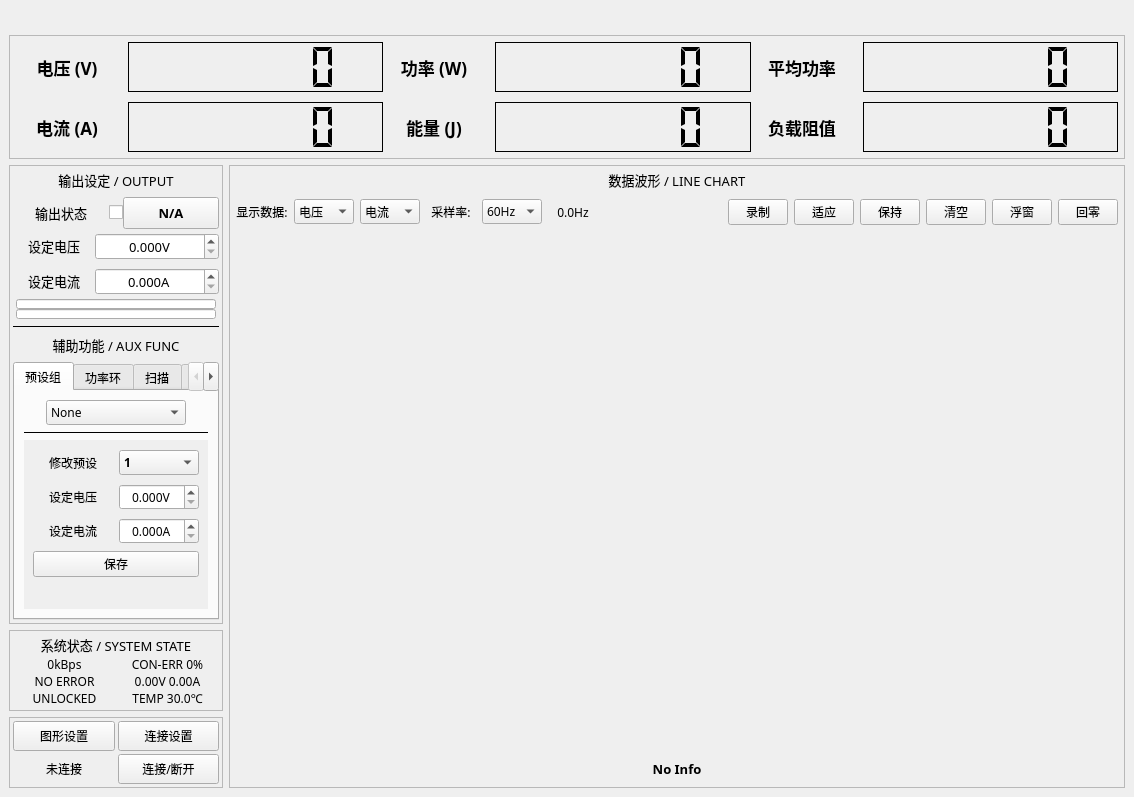
Above: gui_source/mdp_gui_template/mainwindow.ui from ElluIFX/DP100-PyQt5-GUI before the change. Below: the same form after it.
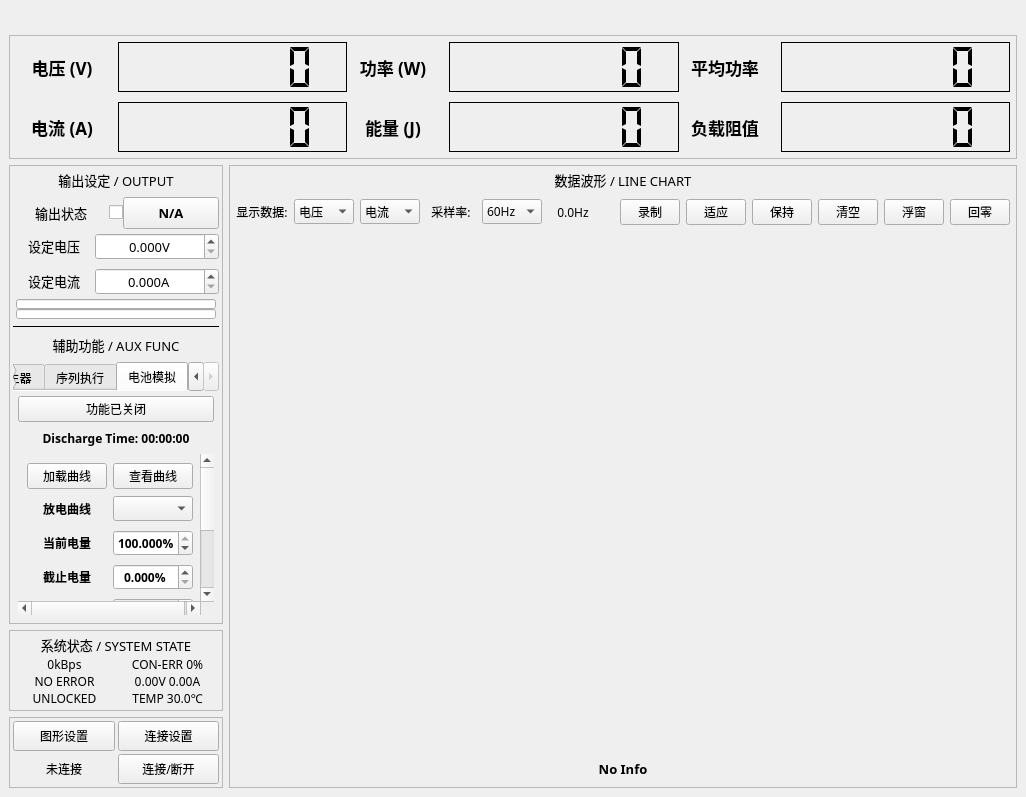
That is the form after the change. The open tabs and pages were chosen to show the change. Custom widgets are drawn as their Qt base class.

The edit to the form file:
```diff
--- a/gui_source/mdp_gui_template/mainwindow.ui
+++ b/gui_source/mdp_gui_template/mainwindow.ui
@@ -6,7 +6,7 @@
    <rect>
     <x>0</x>
     <y>0</y>
-    <width>1134</width>
+    <width>1026</width>
     <height>797</height>
    </rect>
   </property>
@@ -993,20 +993,47 @@
                <property name="currentIndex">
                 <number>0</number>
                </property>
+               <property name="iconSize">
+                <size>
+                 <width>16</width>
+                 <height>16</height>
+                </size>
+               </property>
                <property name="elideMode">
                 <enum>Qt::ElideNone</enum>
                </property>
+               <property name="usesScrollButtons">
+                <bool>true</bool>
+               </property>
                <property name="documentMode">
-                <bool>false</bool>
+                <bool>true</bool>
                </property>
                <property name="tabsClosable">
                 <bool>false</bool>
                </property>
+               <property name="movable">
+                <bool>true</bool>
+               </property>
+               <property name="tabBarAutoHide">
+                <bool>false</bool>
+               </property>
                <widget class="QWidget" name="tabPreset">
                 <attribute name="title">
                  <string>预设组</string>
                 </attribute>
                 <layout class="QVBoxLayout" name="verticalLayout_21">
+                 <property name="leftMargin">
+                  <number>5</number>
+                 </property>
+                 <property name="topMargin">
+                  <number>5</number>
+                 </property>
+                 <property name="rightMargin">
+                  <number>5</number>
+                 </property>
+                 <property name="bottomMargin">
+                  <number>5</number>
+                 </property>
                  <item>
                   <layout class="QHBoxLayout" name="horizontalLayout_32" stretch="2">
                    <property name="leftMargin">
@@ -1121,7 +1148,7 @@
                      <rect>
                       <x>0</x>
                       <y>0</y>
-                      <width>165</width>
+                      <width>179</width>
                       <height>155</height>
                      </rect>
                     </property>
@@ -1385,7 +1412,7 @@
                </widget>
                <widget class="QWidget" name="tabPower">
                 <attribute name="title">
-                 <string>功率环</string>
+                 <string>功率闭环</string>
                 </attribute>
                 <layout class="QVBoxLayout" name="verticalLayout_5">
                  <property name="spacing">
@@ -1710,7 +1737,7 @@
                </widget>
                <widget class="QWidget" name="tabSweep">
                 <attribute name="title">
-                 <string>扫描</string>
+                 <string>直流扫描</string>
                 </attribute>
                 <layout class="QVBoxLayout" name="verticalLayout_9">
                  <property name="spacing">
@@ -2176,7 +2203,7 @@
                </widget>
                <widget class="QWidget" name="tabWaveGen">
                 <attribute name="title">
-                 <string>函数</string>
+                 <string>函数发生器</string>
                 </attribute>
                 <layout class="QVBoxLayout" name="verticalLayout_10">
                  <property name="spacing">
@@ -2571,7 +2598,7 @@
                </widget>
                <widget class="QWidget" name="tabSeq">
                 <attribute name="title">
-                 <string>序列</string>
+                 <string>序列执行</string>
                 </attribute>
                 <layout class="QVBoxLayout" name="verticalLayout_22">
                  <item>
@@ -2924,6 +2951,576 @@
                  </item>
                 </layout>
                </widget>
+               <widget class="QWidget" name="tabBat">
+                <attribute name="title">
+                 <string>电池模拟</string>
+                </attribute>
+                <layout class="QVBoxLayout" name="verticalLayout_26">
+                 <property name="spacing">
+                  <number>4</number>
+                 </property>
+                 <property name="leftMargin">
+                  <number>5</number>
+                 </property>
+                 <property name="topMargin">
+                  <number>5</number>
+                 </property>
+                 <property name="rightMargin">
+                  <number>5</number>
+                 </property>
+                 <property name="bottomMargin">
+                  <number>5</number>
+                 </property>
+                 <item>
+                  <widget class="QPushButton" name="btnBatSim">
+                   <property name="text">
+                    <string>功能已关闭</string>
+                   </property>
+                  </widget>
+                 </item>
+                 <item>
+                  <layout class="QHBoxLayout" name="horizontalLayout_47" stretch="2">
+                   <item>
+                    <widget class="QLabel" name="labelBatSimTime">
+                     <property name="minimumSize">
+                      <size>
+                       <width>0</width>
+                       <height>24</height>
+                      </size>
+                     </property>
+                     <property name="font">
+                      <font>
+                       <family>Sarasa Fixed SC SemiBold</family>
+                       <bold>true</bold>
+                      </font>
+                     </property>
+                     <property name="text">
+                      <string>Discharge Time: 00:00:00</string>
+                     </property>
+                     <property name="alignment">
+                      <set>Qt::AlignCenter</set>
+                     </property>
+                     <property name="margin">
+                      <number>6</number>
+                     </property>
+                    </widget>
+                   </item>
+                  </layout>
+                 </item>
+                 <item>
+                  <widget class="QScrollArea" name="scrollAreaBatSim">
+                   <property name="frameShape">
+                    <enum>QFrame::NoFrame</enum>
+                   </property>
+                   <property name="widgetResizable">
+                    <bool>true</bool>
+                   </property>
+                   <widget class="QWidget" name="scrollAreaWidgetContents_5">
+                    <property name="geometry">
+                     <rect>
+                      <x>0</x>
+                      <y>0</y>
+                      <width>179</width>
+                      <height>301</height>
+                     </rect>
+                    </property>
+                    <layout class="QVBoxLayout" name="verticalLayout_25">
+                     <item>
+                      <layout class="QHBoxLayout" name="horizontalLayout_48" stretch="1,2">
+                       <item>
+                        <widget class="QPushButton" name="btnBatSimLoad">
+                         <property name="text">
+                          <string>加载曲线</string>
+                         </property>
+                        </widget>
+                       </item>
+                       <item>
+                        <widget class="QPushButton" name="btnBatSimPreview">
+                         <property name="text">
+                          <string>查看曲线</string>
+                         </property>
+                        </widget>
+                       </item>
+                      </layout>
+                     </item>
+                     <item>
+                      <layout class="QHBoxLayout" name="horizontalLayout_42" stretch="1,2">
+                       <item>
+                        <widget class="QLabel" name="label_32">
+                         <property name="minimumSize">
+                          <size>
+                           <width>0</width>
+                           <height>28</height>
+                          </size>
+                         </property>
+                         <property name="font">
+                          <font>
+                           <family>Sarasa Fixed SC SemiBold</family>
+                           <bold>true</bold>
+                          </font>
+                         </property>
+                         <property name="text">
+                          <string>放电曲线</string>
+                         </property>
+                         <property name="alignment">
+                          <set>Qt::AlignCenter</set>
+                         </property>
+                         <property name="margin">
+                          <number>6</number>
+                         </property>
+                        </widget>
+                       </item>
+                       <item>
+                        <widget class="QComboBox" name="comboBatSimCurve">
+                         <property name="maximumSize">
+                          <size>
+                           <width>80</width>
+                           <height>16777215</height>
+                          </size>
+                         </property>
+                         <property name="font">
+                          <font>
+                           <family>Sarasa Fixed SC SemiBold</family>
+                           <bold>true</bold>
+                          </font>
+                         </property>
+                        </widget>
+                       </item>
+                      </layout>
+                     </item>
+                     <item>
+                      <layout class="QHBoxLayout" name="horizontalLayout_44" stretch="1,2">
+                       <item>
+                        <widget class="QLabel" name="label_35">
+                         <property name="minimumSize">
+                          <size>
+                           <width>0</width>
+                           <height>28</height>
+                          </size>
+                         </property>
+                         <property name="font">
+                          <font>
+                           <family>Sarasa Fixed SC SemiBold</family>
+                           <bold>true</bold>
+                          </font>
+                         </property>
+                         <property name="text">
+                          <string>当前电量</string>
+                         </property>
+                         <property name="alignment">
+                          <set>Qt::AlignCenter</set>
+                         </property>
+                         <property name="margin">
+                          <number>6</number>
+                         </property>
+                        </widget>
+                       </item>
+                       <item>
+                        <widget class="QDoubleSpinBox" name="spinBoxBatSimCurrent">
+                         <property name="maximumSize">
+                          <size>
+                           <width>80</width>
+                           <height>16777215</height>
+                          </size>
+                         </property>
+                         <property name="font">
+                          <font>
+                           <family>Sarasa Fixed SC SemiBold</family>
+                           <bold>true</bold>
+                          </font>
+                         </property>
+                         <property name="alignment">
+                          <set>Qt::AlignCenter</set>
+                         </property>
+                         <property name="suffix">
+                          <string>%</string>
+                         </property>
+                         <property name="decimals">
+                          <number>3</number>
+                         </property>
+                         <property name="minimum">
+                          <double>0.000000000000000</double>
+                         </property>
+                         <property name="maximum">
+                          <double>100.000000000000000</double>
+                         </property>
+                         <property name="singleStep">
+                          <double>0.100000000000000</double>
+                         </property>
+                         <property name="stepType">
+                          <enum>QAbstractSpinBox::AdaptiveDecimalStepType</enum>
+                         </property>
+                         <property name="value">
+                          <double>100.000000000000000</double>
+                         </property>
+                        </widget>
+                       </item>
+                      </layout>
+                     </item>
+                     <item>
+                      <layout class="QHBoxLayout" name="horizontalLayout_45" stretch="1,2">
+                       <item>
+                        <widget class="QLabel" name="label_37">
+                         <property name="minimumSize">
+                          <size>
+                           <width>0</width>
+                           <height>28</height>
+                          </size>
+                         </property>
+                         <property name="font">
+                          <font>
+                           <family>Sarasa Fixed SC SemiBold</family>
+                           <bold>true</bold>
+                          </font>
+                         </property>
+                         <property name="text">
+                          <string>截止电量</string>
+                         </property>
+                         <property name="alignment">
+                          <set>Qt::AlignCenter</set>
+                         </property>
+                         <property name="margin">
+                          <number>6</number>
+                         </property>
+                        </widget>
+                       </item>
+                       <item>
+                        <widget class="QDoubleSpinBox" name="spinBoxBatSimStop">
+                         <property name="maximumSize">
+                          <size>
+                           <width>80</width>
+                           <height>16777215</height>
+                          </size>
+                         </property>
+                         <property name="font">
+                          <font>
+                           <family>Sarasa Fixed SC SemiBold</family>
+                           <bold>true</bold>
+                          </font>
+                         </property>
+                         <property name="alignment">
+                          <set>Qt::AlignCenter</set>
+                         </property>
+                         <property name="suffix">
+                          <string>%</string>
+                         </property>
+                         <property name="decimals">
+                          <number>3</number>
+                         </property>
+                         <property name="minimum">
+                          <double>0.000000000000000</double>
+                         </property>
+                         <property name="maximum">
+                          <double>100.000000000000000</double>
+                         </property>
+                         <property name="singleStep">
+                          <double>0.100000000000000</double>
+                         </property>
+                         <property name="stepType">
+                          <enum>QAbstractSpinBox::AdaptiveDecimalStepType</enum>
+                         </property>
+                         <property name="value">
+                          <double>0.000000000000000</double>
+                         </property>
+                        </widget>
+                       </item>
+                      </layout>
+                     </item>
+                     <item>
+                      <layout class="QHBoxLayout" name="horizontalLayout_43" stretch="1,2">
+                       <item>
+                        <widget class="QLabel" name="label_33">
+                         <property name="minimumSize">
+                          <size>
+                           <width>0</width>
+                           <height>28</height>
+                          </size>
+                         </property>
+                         <property name="font">
+                          <font>
+                           <family>Sarasa Fixed SC SemiBold</family>
+                           <bold>true</bold>
+                          </font>
+                         </property>
+                         <property name="text">
+                          <string>单节容量</string>
+                         </property>
+                         <property name="alignment">
+                          <set>Qt::AlignCenter</set>
+                         </property>
+                         <property name="margin">
+                          <number>6</number>
+                         </property>
+                        </widget>
+                       </item>
+                       <item>
+                        <widget class="QDoubleSpinBox" name="spinBoxBatSimCap">
+                         <property name="maximumSize">
+                          <size>
+                           <width>80</width>
+                           <height>16777215</height>
+                          </size>
+                         </property>
+                         <property name="font">
+                          <font>
+                           <family>Sarasa Fixed SC SemiBold</family>
+                           <bold>true</bold>
+                          </font>
+                         </property>
+                         <property name="alignment">
+                          <set>Qt::AlignCenter</set>
+                         </property>
+                         <property name="suffix">
+                          <string>Wh</string>
+                         </property>
+                         <property name="decimals">
+                          <number>3</number>
+                         </property>
+                         <property name="minimum">
+                          <double>0.000000000000000</double>
+                         </property>
+                         <property name="maximum">
+                          <double>999.000000000000000</double>
+                         </property>
+                         <property name="singleStep">
+                          <double>0.100000000000000</double>
+                         </property>
+                         <property name="stepType">
+                          <enum>QAbstractSpinBox::AdaptiveDecimalStepType</enum>
+                         </property>
+                         <property name="value">
+                          <double>10.000000000000000</double>
+                         </property>
+                        </widget>
+                       </item>
+                      </layout>
+                     </item>
+                     <item>
+                      <layout class="QHBoxLayout" name="horizontalLayout_49" stretch="1,2">
+                       <item>
+                        <widget class="QLabel" name="label_40">
+                         <property name="minimumSize">
+                          <size>
+                           <width>0</width>
+                           <height>28</height>
+                          </size>
+                         </property>
+                         <property name="font">
+                          <font>
+                           <family>Sarasa Fixed SC SemiBold</family>
+                           <bold>true</bold>
+                          </font>
+                         </property>
+                         <property name="text">
+                          <string>单节内阻</string>
+                         </property>
+                         <property name="alignment">
+                          <set>Qt::AlignCenter</set>
+                         </property>
+                         <property name="margin">
+                          <number>6</number>
+                         </property>
+                        </widget>
+                       </item>
+                       <item>
+                        <widget class="QDoubleSpinBox" name="spinBoxBatSimRes">
+                         <property name="maximumSize">
+                          <size>
+                           <width>80</width>
+                           <height>16777215</height>
+                          </size>
+                         </property>
+                         <property name="font">
+                          <font>
+                           <family>Sarasa Fixed SC SemiBold</family>
+                           <bold>true</bold>
+                          </font>
+                         </property>
+                         <property name="alignment">
+                          <set>Qt::AlignCenter</set>
+                         </property>
+                         <property name="suffix">
+                          <string>mΩ</string>
+                         </property>
+                         <property name="decimals">
+                          <number>2</number>
+                         </property>
+                         <property name="minimum">
+                          <double>0.000000000000000</double>
+                         </property>
+                         <property name="maximum">
+                          <double>1000.000000000000000</double>
+                         </property>
+                         <property name="singleStep">
+                          <double>0.100000000000000</double>
+                         </property>
+                         <property name="stepType">
+                          <enum>QAbstractSpinBox::AdaptiveDecimalStepType</enum>
+                         </property>
+                         <property name="value">
+                          <double>0.000000000000000</double>
+                         </property>
+                        </widget>
+                       </item>
+                      </layout>
+                     </item>
+                     <item>
+                      <layout class="QHBoxLayout" name="horizontalLayout_50" stretch="1,2">
+                       <item>
+                        <widget class="QLabel" name="label_41">
+                         <property name="minimumSize">
+                          <size>
+                           <width>0</width>
+                           <height>28</height>
+                          </size>
+                         </property>
+                         <property name="font">
+                          <font>
+                           <family>Sarasa Fixed SC SemiBold</family>
+                           <bold>true</bold>
+                          </font>
+                         </property>
+                         <property name="text">
+                          <string>多节串联</string>
+                         </property>
+                         <property name="alignment">
+                          <set>Qt::AlignCenter</set>
+                         </property>
+                         <property name="margin">
+                          <number>6</number>
+                         </property>
+                        </widget>
+                       </item>
+                       <item>
+                        <widget class="QDoubleSpinBox" name="spinBoxBatSimCells">
+                         <property name="maximumSize">
+                          <size>
+                           <width>80</width>
+                           <height>16777215</height>
+                          </size>
+                         </property>
+                         <property name="font">
+                          <font>
+                           <family>Sarasa Fixed SC SemiBold</family>
+                           <bold>true</bold>
+                          </font>
+                         </property>
+                         <property name="alignment">
+                          <set>Qt::AlignCenter</set>
+                         </property>
+                         <property name="suffix">
+                          <string>C</string>
+                         </property>
+                         <property name="decimals">
+                          <number>0</number>
+                         </property>
+                         <property name="minimum">
+                          <double>1.000000000000000</double>
+                         </property>
+                         <property name="maximum">
+                          <double>6.000000000000000</double>
+                         </property>
+                         <property name="singleStep">
+                          <double>0.100000000000000</double>
+                         </property>
+                         <property name="stepType">
+                          <enum>QAbstractSpinBox::AdaptiveDecimalStepType</enum>
+                         </property>
+                         <property name="value">
+                          <double>1.000000000000000</double>
+                         </property>
+                        </widget>
+                       </item>
+                      </layout>
+                     </item>
+                     <item>
+                      <layout class="QHBoxLayout" name="horizontalLayout_46" stretch="1,2">
+                       <item>
+                        <widget class="QLabel" name="label_38">
+                         <property name="minimumSize">
+                          <size>
+                           <width>0</width>
+                           <height>28</height>
+                          </size>
+                         </property>
+                         <property name="font">
+                          <font>
+                           <family>Sarasa Fixed SC SemiBold</family>
+                           <bold>true</bold>
+                          </font>
+                         </property>
+                         <property name="text">
+                          <string>执行频率</string>
+                         </property>
+                         <property name="alignment">
+                          <set>Qt::AlignCenter</set>
+                         </property>
+                         <property name="margin">
+                          <number>6</number>
+                         </property>
+                        </widget>
+                       </item>
+                       <item>
+                        <widget class="QDoubleSpinBox" name="spinBoxBatSimLoopFreq">
+                         <property name="maximumSize">
+                          <size>
+                           <width>80</width>
+                           <height>16777215</height>
+                          </size>
+                         </property>
+                         <property name="font">
+                          <font>
+                           <family>Sarasa Fixed SC SemiBold</family>
+                           <bold>true</bold>
+                          </font>
+                         </property>
+                         <property name="alignment">
+                          <set>Qt::AlignCenter</set>
+                         </property>
+                         <property name="suffix">
+                          <string>Hz</string>
+                         </property>
+                         <property name="decimals">
+                          <number>1</number>
+                         </property>
+                         <property name="minimum">
+                          <double>0.000000000000000</double>
+                         </property>
+                         <property name="maximum">
+                          <double>100.000000000000000</double>
+                         </property>
+                         <property name="singleStep">
+                          <double>0.100000000000000</double>
+                         </property>
+                         <property name="stepType">
+                          <enum>QAbstractSpinBox::AdaptiveDecimalStepType</enum>
+                         </property>
+                         <property name="value">
+                          <double>30.000000000000000</double>
+                         </property>
+                        </widget>
+                       </item>
+                      </layout>
+                     </item>
+                     <item>
+                      <spacer name="verticalSpacer_6">
+                       <property name="orientation">
+                        <enum>Qt::Vertical</enum>
+                       </property>
+                       <property name="sizeHint" stdset="0">
+                        <size>
+                         <width>20</width>
+                         <height>36</height>
+                        </size>
+                       </property>
+                      </spacer>
+                     </item>
+                    </layout>
+                   </widget>
+                  </widget>
+                 </item>
+                </layout>
+               </widget>
               </widget>
              </item>
             </layout>
```
Left out of the diff: 58 changed lines with no effect on the pictures.
